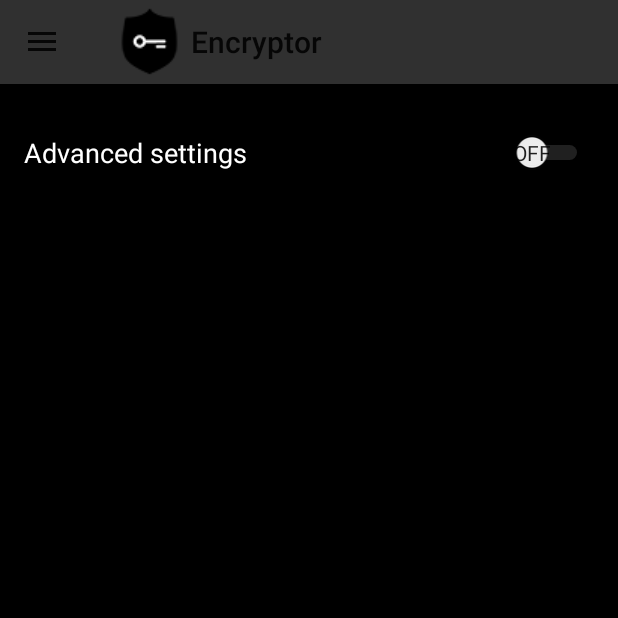
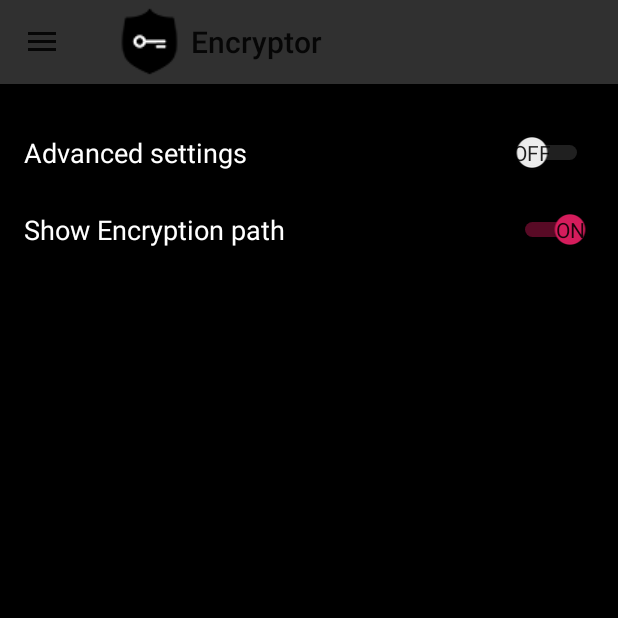
Before and after one commit to pkapu001/Encryptor-android-app, an Android app: the screen it shows after launch (settings), in the side drawer, after a tap on "Settings", on a phone screen of 412 x 824 dp, the top half of it. Run offline under Robolectric (Android 15) with nearby library versions, the phone set to English and light mode, and no system bars.

Commit message:
show path setting updated

```diff
--- a/Encriptor/app/src/main/java/encriptor/dragon/encriptor/MainActivity.java
+++ b/Encriptor/app/src/main/java/encriptor/dragon/encriptor/MainActivity.java
@@ -61,6 +61,8 @@ public class MainActivity extends AppCompatActivity implements NavigationView.On
     EditText ek , dk;
     TextView path_text;
 
+    public static shared_pref_config saved_settings;
+
 
 
     @Override
@@ -76,11 +78,13 @@ public class MainActivity extends AppCompatActivity implements NavigationView.On
     @Override
     protected void onCreate(Bundle savedInstanceState) {
         super.onCreate(savedInstanceState);
+        saved_settings = new shared_pref_config(getApplicationContext());
        /* ActionBar actionBar = getSupportActionBar();
         actionBar.setDisplayShowHomeEnabled(true);
         actionBar.setIcon(R.drawable.noun_ic);*/
 
-
+        advance_mode = saved_settings.read_adv_setting();
+        encription_path_setting = saved_settings.read_show_path_setting();
         setContentView(R.layout.activity_main);
 
         Toolbar myToolbar = (Toolbar) findViewById(R.id.my_toolbar);
@@ -102,6 +106,14 @@ public class MainActivity extends AppCompatActivity implements NavigationView.On
         mod = new Mod_text();
         path_text = findViewById(R.id.encription_path);
         path_text.setText(encription_path);
+        if(encription_path_setting)
+        {
+            path_text.setVisibility(View.VISIBLE);
+        }else
+        {
+            path_text.setVisibility(View.INVISIBLE);
+        }
+
 
         clipboardManager = (ClipboardManager) getSystemService(CLIPBOARD_SERVICE);
 
@@ -290,11 +302,10 @@ public class MainActivity extends AppCompatActivity implements NavigationView.On
         }else{
             mod.update_mod_text(mod_msg);
         }
-        if(encription_path_setting)
-        {
+       // if(encription_path_setting){
             encription_path += "E_AT-Bash -> ";
             path_text.setText(encription_path);
-        }
+        //}
 
         notstarted = false;
 
@@ -322,10 +333,10 @@ public class MainActivity extends AppCompatActivity implements NavigationView.On
             mod.update_mod_text(mod_msg);
         }
 
-        if(encription_path_setting) {
+        //if(encription_path_setting) {
             encription_path += "E_Number-Letter -> ";
             path_text.setText(encription_path);
-        }
+
 
 
         notstarted = false;
@@ -350,10 +361,10 @@ public class MainActivity extends AppCompatActivity implements NavigationView.On
             mod.update_mod_text(mod_msg);
         }
 
-        if(encription_path_setting) {
+        //if(encription_path_setting) {
             encription_path += "E_Morse -> ";
             path_text.setText(encription_path);
-        }
+
 
         notstarted = false;
     }
@@ -376,10 +387,10 @@ public class MainActivity extends AppCompatActivity implements NavigationView.On
             mod.update_mod_text(mod_msg);
         }
 
-        if(encription_path_setting) {
+       // if(encription_path_setting) {
             encription_path += "D_AT-Bash -> ";
             path_text.setText(encription_path);
-        }
+
 
         notstarted = false;
     }
@@ -401,10 +412,10 @@ public class MainActivity extends AppCompatActivity implements NavigationView.On
         }else{
             mod.update_mod_text(mod_msg);
         }
-        if(encription_path_setting) {
+        //if(encription_path_setting) {
             encription_path += "D_Number-Letter -> ";
             path_text.setText(encription_path);
-        }
+
 
         notstarted = false;
     }
@@ -428,10 +439,10 @@ public class MainActivity extends AppCompatActivity implements NavigationView.On
             mod.update_mod_text(mod_msg);
         }
 
-        if(encription_path_setting) {
+       // if(encription_path_setting) {
             encription_path += "D_Morse -> ";
             path_text.setText(encription_path);
-        }
+
 
         notstarted = false;
     }
@@ -463,10 +474,10 @@ public class MainActivity extends AppCompatActivity implements NavigationView.On
             } else {
                 mod.update_mod_text(mod_msg);
             }
-            if(encription_path_setting) {
+           // if(encription_path_setting) {
                 encription_path += "E_Caeser key:" + key+ " -> ";
                 path_text.setText(encription_path);
-            }
+
             notstarted = false;
         }else{
             Toast.makeText(MainActivity.this,"key should be between 0 and 27", Toast.LENGTH_SHORT ).show();
@@ -505,10 +516,13 @@ public class MainActivity extends AppCompatActivity implements NavigationView.On
             } else {
                 mod.update_mod_text(mod_msg);
             }
-            if(encription_path_setting) {
+
+
                 encription_path += "D_Caeser key:" + key + " -> ";
                 path_text.setText(encription_path);
-            }
+
+
+
             notstarted = false;
         }else{
             Toast.makeText(MainActivity.this,"key should be between 0 and 27", Toast.LENGTH_SHORT ).show();
@@ -585,11 +599,12 @@ public class MainActivity extends AppCompatActivity implements NavigationView.On
     @Override
     protected void onPause() {
         super.onPause();
-
+        drawerLayout.closeDrawers();
         org_msg = org.get_orgmsg();
         if(!notstarted && mod != null)
         mod_msg = mod.getmod_text();
-        drawerLayout.closeDrawers();
+
+        //drawerLayout.closeDrawers();
 
        // encription_path = path_text.getText().toString();
     }
@@ -609,10 +624,19 @@ public class MainActivity extends AppCompatActivity implements NavigationView.On
         super.onResume();
 
             if(!notstarted && mod !=null && org !=null )
+            {
                 mod.update_advance_mod(advance_mode);
                 org.setorgtext_enable(false);
+            }
 
 
+        if(encription_path_setting)
+        {
+            path_text.setVisibility(View.VISIBLE);
+        }else
+        {
+            path_text.setVisibility(View.INVISIBLE);
+        }
 
         path_text.setText(encription_path);
 
--- a/Encriptor/app/src/main/java/encriptor/dragon/encriptor/info.java
+++ b/Encriptor/app/src/main/java/encriptor/dragon/encriptor/info.java
@@ -20,6 +20,7 @@ public class info extends Activity {
         try{
             setContentView(R.layout.activity_info);
             Slidr.attach(this);
+
         }catch (Exception ex)
         {
             Log.e("on info",ex.getMessage());
--- a/Encriptor/app/src/main/java/encriptor/dragon/encriptor/settings.java
+++ b/Encriptor/app/src/main/java/encriptor/dragon/encriptor/settings.java
@@ -19,7 +19,7 @@ public class settings extends AppCompatActivity implements NavigationView.OnNavi
 
     private NavigationView navigationView;
     private ActionBarDrawerToggle mtogle;
-    private Switch adv_switch ;
+    private Switch adv_switch ,path_switch ;
     private DrawerLayout drawerLayout ;
 
 
@@ -53,6 +53,10 @@ public class settings extends AppCompatActivity implements NavigationView.OnNavi
         adv_switch = findViewById(R.id.adv_switch);
         adv_switch.setOnCheckedChangeListener(this);
         adv_switch.setChecked(MainActivity.advance_mode);
+
+        path_switch = findViewById(R.id.encryptin_path_switch);
+        path_switch.setOnCheckedChangeListener(this);
+        path_switch.setChecked(MainActivity.encription_path_setting);
 
     }
 
@@ -121,6 +125,15 @@ public class settings extends AppCompatActivity implements NavigationView.OnNavi
             case R.id.adv_switch:
             {
                 MainActivity.advance_mode = isChecked;
+                MainActivity.saved_settings.write_adv_setting(MainActivity.advance_mode);
+                Toast.makeText(settings.this,"advance mode updated ", Toast.LENGTH_SHORT).show();
+                break ;
+            }
+
+            case R.id.encryptin_path_switch:
+            {
+                MainActivity.encription_path_setting = isChecked;
+                MainActivity.saved_settings.write_show_path_setting(MainActivity.encription_path_setting);
                 Toast.makeText(settings.this,"advance mode updated ", Toast.LENGTH_SHORT).show();
                 break ;
             }
--- /dev/null
+++ b/Encriptor/app/src/main/java/encriptor/dragon/encriptor/shared_pref_config.java
@@ -0,0 +1,41 @@
+package encriptor.dragon.encriptor;
+
+import android.content.Context;
+import android.content.SharedPreferences;
+
+public class shared_pref_config {
+
+    SharedPreferences sharedPreferences;
+    private Context context;
+
+    public shared_pref_config(Context c)
+    {
+        context = c;
+        sharedPreferences = context.getSharedPreferences(context.getResources().getString(R.string.settings),Context.MODE_PRIVATE);
+    }
+
+
+    public void write_adv_setting(boolean b)
+    {
+        SharedPreferences.Editor editor =sharedPreferences.edit();
+        editor.putBoolean(context.getResources().getString(R.string.saved_advanced_mode),b);
+        editor.commit();
+    }
+
+    public void write_show_path_setting(boolean b)
+    {
+        SharedPreferences.Editor editor =sharedPreferences.edit();
+        editor.putBoolean(context.getResources().getString(R.string.saved_show_path),b);
+        editor.commit();
+    }
+
+    public boolean read_adv_setting()
+    {
+        return sharedPreferences.getBoolean(context.getResources().getString(R.string.saved_advanced_mode),false);
+    }
+
+    public boolean read_show_path_setting()
+    {
+        return sharedPreferences.getBoolean(context.getResources().getString(R.string.saved_show_path),true);
+    }
+}
--- a/Encriptor/app/src/main/res/layout/activity_main.xml
+++ b/Encriptor/app/src/main/res/layout/activity_main.xml
@@ -390,7 +390,7 @@
                 <TextView
                     android:id="@+id/encription_path"
                     android:layout_width="0dp"
-                    android:layout_height="wrap_content"
+                    android:layout_height="13dp"
                     android:layout_marginEnd="8dp"
                     android:layout_marginStart="8dp"
                     android:ems="10"
--- a/Encriptor/app/src/main/res/layout/activity_settings.xml
+++ b/Encriptor/app/src/main/res/layout/activity_settings.xml
@@ -28,7 +28,7 @@
                 android:layout_marginEnd="16dp"
                 android:layout_marginStart="16dp"
                 android:layout_marginTop="32dp"
-                android:checked="false"
+
 
                 android:enabled="true"
                 android:showText="true"
@@ -41,6 +41,28 @@
                 app:layout_constraintEnd_toEndOf="parent"
                 app:layout_constraintStart_toStartOf="parent"
                 app:layout_constraintTop_toTopOf="parent" />
+
+            <Switch
+                android:id="@+id/encryptin_path_switch"
+                android:layout_width="0dp"
+                android:layout_height="24dp"
+                android:layout_marginEnd="16dp"
+                android:layout_marginStart="16dp"
+                android:layout_marginTop="24dp"
+
+
+                android:enabled="true"
+                android:showText="true"
+                android:text="Show Encryption path"
+                android:textAlignment="textStart"
+
+                android:textColor="#ffffff"
+                android:textSize="18sp"
+
+                android:track="@drawable/switch_custom"
+                app:layout_constraintEnd_toEndOf="parent"
+                app:layout_constraintStart_toStartOf="parent"
+                app:layout_constraintTop_toBottomOf="@+id/adv_switch" />
         </android.support.constraint.ConstraintLayout>
 
     </LinearLayout>
--- a/Encriptor/app/src/main/res/values/strings.xml
+++ b/Encriptor/app/src/main/res/values/strings.xml
@@ -16,4 +16,9 @@
 
     <string name="morse_info">Morse code is a method of sending text messages by keying in a series of electronic pulses usually represented as a short pulse (called a "bot") and a long pulse (a "dash")</string>
 
+
+    <string name="settings">encriptor.dragon.encriptor.saved_settings</string>
+    <string name="saved_advanced_mode">encriptor.dragon.encriptor.saved_advanced_mode</string>
+    <string name="saved_show_path">encriptor.dragon.encriptor.saved_show_path</string>
+
 </resources>
```
